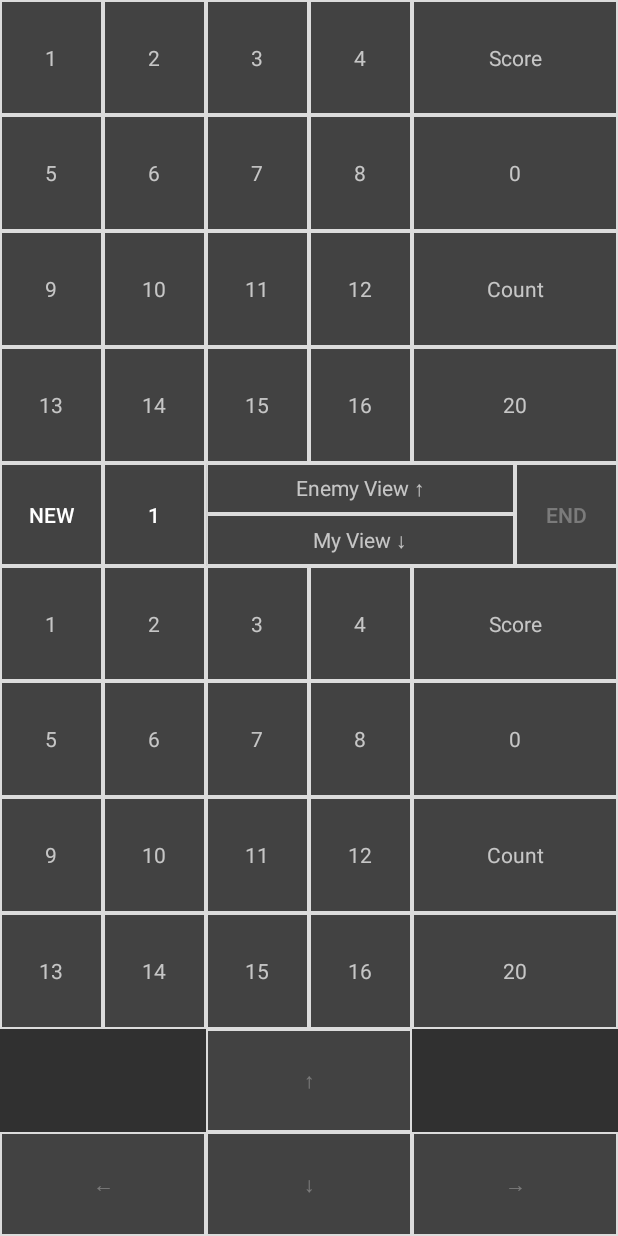
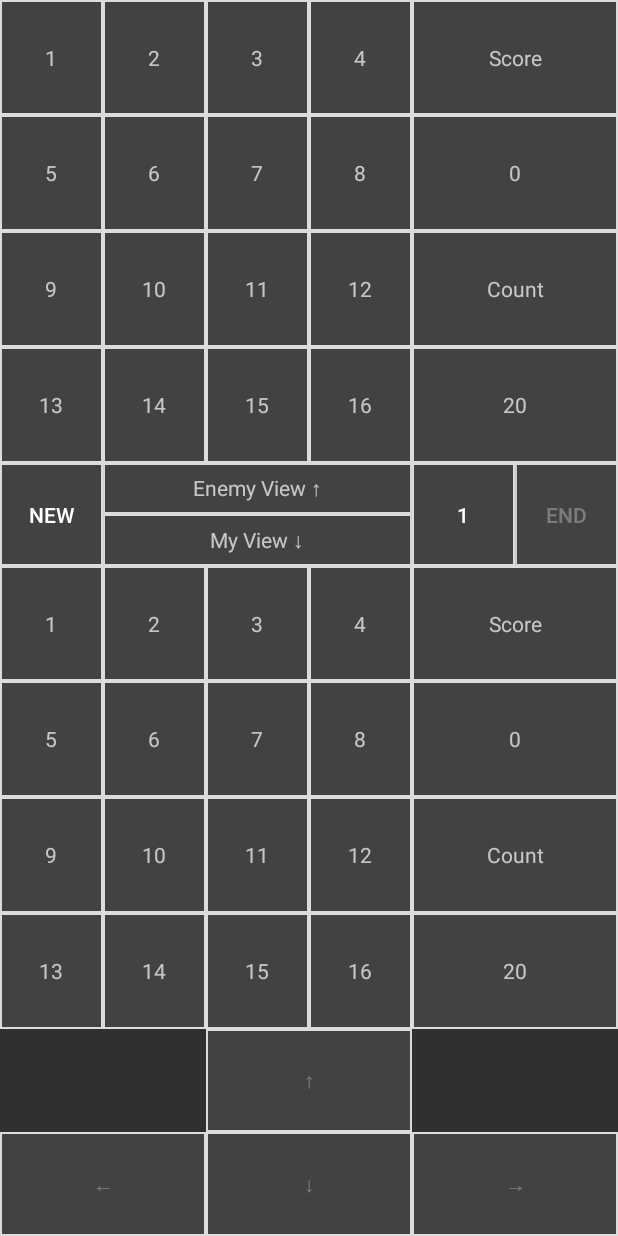
Before and after one commit to preventionYun/2048_android, an Android app: the MainActivity screen opened directly, with no data from a screen before it, on a phone screen of 412 x 824 dp. Run offline under Robolectric (Android 15) with nearby library versions, the phone set to English and light mode, and no system bars.

```diff
--- a/app/src/main/res/layout/activity_main.xml
+++ b/app/src/main/res/layout/activity_main.xml
@@ -232,13 +232,6 @@
             android:layout_height="match_parent"
             android:background="@drawable/border"
             android:text="NEW"/>
-        <Button
-            android:id="@+id/modeBtn"
-            android:layout_weight="1"
-            android:layout_width="0dp"
-            android:layout_height="match_parent"
-            android:background="@drawable/border"
-            android:text="1"/>
         <LinearLayout
             android:layout_weight="3"
             android:layout_width="0dp"
@@ -261,6 +254,13 @@
                 android:background="@drawable/border"
                 android:text="My View ↓"/>
         </LinearLayout>
+        <Button
+            android:id="@+id/modeBtn"
+            android:layout_weight="1"
+            android:layout_width="0dp"
+            android:layout_height="match_parent"
+            android:background="@drawable/border"
+            android:text="1"/>
         <Button
             android:id="@+id/endBtn"
             android:layout_weight="1"
```
Also changed, not shown: app/src/main/java/com/preventionyun/a2048/MainActivity.java (+15 -9 lines).
